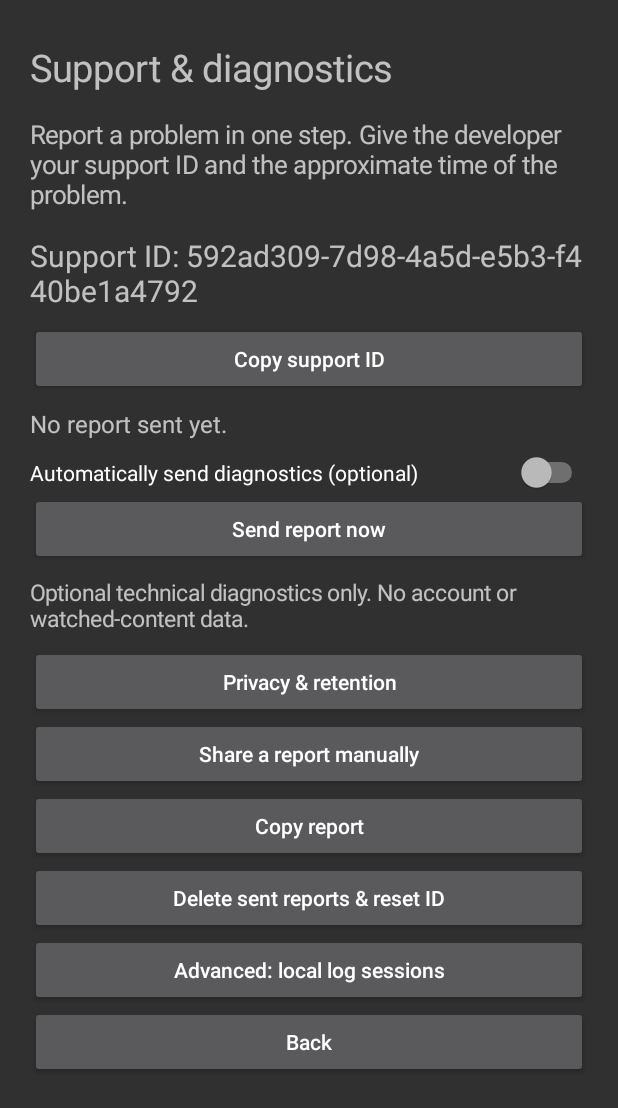
After one commit to moustafamagdi/MagdiTube, an Android app: the SupportActivity screen opened directly, with no data from a screen before it, on a phone screen of 412 x 824 dp. The commit adds this screen. Shown: the top 1108 px of the screen. Run offline under Robolectric (Android 15) with nearby library versions, the phone set to English and light mode, and no system bars.

Commit message:
Add consent-based support reporting and installation support IDs

```diff
--- a/tube/build.gradle
+++ b/tube/build.gradle
@@ -3,7 +3,7 @@ android {
  namespace 'com.magdi.tube'
  compileSdk 36
  buildToolsVersion '36.0.0'
- defaultConfig { applicationId 'com.magdi.tube'; minSdk 30; targetSdk 36; versionCode 36; versionName '0.1.35-keyboard-letters' }
+ defaultConfig { applicationId 'com.magdi.tube'; minSdk 30; targetSdk 36; versionCode 37; versionName '0.1.36-support' }
  signingConfigs { personal { storeFile rootProject.file(System.getenv('MAGDI_KEYSTORE') ?: 'signing/magdi-release.p12'); storePassword System.getenv('MAGDI_STORE_PASSWORD'); keyAlias 'magdi-mirror'; keyPassword System.getenv('MAGDI_STORE_PASSWORD') } }
  buildTypes { release { signingConfig signingConfigs.personal } }
  testOptions { unitTests.includeAndroidResources = true }
--- a/tube/src/main/AndroidManifest.xml
+++ b/tube/src/main/AndroidManifest.xml
@@ -1,5 +1,6 @@
 <manifest xmlns:android="http://schemas.android.com/apk/res/android" xmlns:tools="http://schemas.android.com/tools">
 <uses-permission android:name="android.permission.INTERNET"/>
+<uses-permission android:name="android.permission.ACCESS_NETWORK_STATE"/>
 <uses-permission android:name="android.permission.REQUEST_INSTALL_PACKAGES"/>
 <uses-permission android:name="android.permission.POST_NOTIFICATIONS"/>
 <uses-permission android:name="android.permission.FOREGROUND_SERVICE"/>
@@ -11,6 +12,8 @@
 <application tools:ignore="MissingIntentFilterForMediaSearch" android:name=".Diagnostics" android:label="@string/app_name" android:icon="@drawable/ic_tube" android:theme="@android:style/Theme.Material.NoActionBar" android:allowBackup="false" android:usesCleartextTraffic="false" android:hardwareAccelerated="true" android:enableOnBackInvokedCallback="false">
 <activity android:name=".MainActivity" android:exported="true"><intent-filter><action android:name="android.intent.action.MAIN"/><category android:name="android.intent.category.LAUNCHER"/></intent-filter></activity>
 <activity android:name=".InstallSetupActivity" android:exported="false"/>
+<activity android:name=".SupportActivity" android:exported="false"/>
+<service android:name=".SupportUploadJob" android:permission="android.permission.BIND_JOB_SERVICE" android:exported="true"/>
 <activity android:name=".DiagnosticsActivity" android:exported="false"/>
 <receiver android:name=".InstallResultReceiver" android:exported="false"><intent-filter><action android:name="android.intent.action.MY_PACKAGE_REPLACED"/></intent-filter></receiver>
 <service android:name=".PlaybackService" android:exported="false" android:foregroundServiceType="mediaPlayback"/>
--- a/tube/src/main/java/com/magdi/tube/Diagnostics.java
+++ b/tube/src/main/java/com/magdi/tube/Diagnostics.java
@@ -14,9 +14,9 @@ public final class Diagnostics extends Application {
  private static final Semaphore slots=new Semaphore(128);
  private static final java.util.concurrent.atomic.AtomicInteger omitted=new java.util.concurrent.atomic.AtomicInteger();
  private static final SimpleDateFormat timestamp=new SimpleDateFormat("yyyy-MM-dd HH:mm:ss.SSS",Locale.US);
- public void onCreate(){super.onCreate();app=this;io.execute(()->{try{store=new DiagnosticStore(getFilesDir());store.migrateLegacy(getFilesDir(),System.currentTimeMillis());store.start("App",System.currentTimeMillis());}catch(IOException e){android.util.Log.e("MagdiTube","Cannot initialize diagnostic sessions");}});event("Process started; version="+version(getPackageName()));InstallSetup.observe(this,"process start");}
+ public void onCreate(){super.onCreate();app=this;SupportReporter.init(this);io.execute(()->{try{store=new DiagnosticStore(getFilesDir());store.migrateLegacy(getFilesDir(),System.currentTimeMillis());store.start("App",System.currentTimeMillis());}catch(IOException e){android.util.Log.e("MagdiTube","Cannot initialize diagnostic sessions");}});event("Process started; version="+version(getPackageName()));InstallSetup.observe(this,"process start");}
  static void event(String message){
-  final long when=System.currentTimeMillis();if(!slots.tryAcquire()){omitted.incrementAndGet();return;}
+  final long when=System.currentTimeMillis();SupportReporter.record(message,when);if(!slots.tryAcquire()){omitted.incrementAndGet();return;}
   io.execute(()->{try{android.util.Log.i("MagdiTube",message);int skipped=omitted.getAndSet(0);String line=timestamp.format(new Date(when))+" "+message+"\n";
    if(skipped>0)line+=timestamp.format(new Date(when))+" Diagnostics throttled; omitted="+skipped+"\n";
    if(store!=null)store.append(line,when);
@@ -24,7 +24,7 @@ public final class Diagnostics extends Application {
  }
  static void startSession(String kind){io.execute(()->{try{if(store!=null){store.append("=== Session ended: new recording session ===\n",System.currentTimeMillis());store.start(kind,System.currentTimeMillis());store.append("Version: "+version(app.getPackageName())+"\n",System.currentTimeMillis());}}catch(IOException ignored){}});}
  static String version(String pkg){try{return app.getPackageManager().getPackageInfo(pkg,0).versionName;}catch(Exception e){return "unavailable";}}
- static void open(android.app.Activity activity){activity.startActivity(new Intent(activity,DiagnosticsActivity.class));}
+ static void open(android.app.Activity activity){activity.startActivity(new Intent(activity,SupportActivity.class));}
  static void list(android.app.Activity activity,java.util.function.Consumer<List<File>> done){io.execute(()->{if(store!=null)store.prune(System.currentTimeMillis());List<File> files=store==null?Collections.emptyList():store.list();activity.runOnUiThread(()->{if(!activity.isFinishing()&&!activity.isDestroyed())done.accept(files);});});}
  private static String header(String part){return "MM Tube "+version(app.getPackageName())+"\nSelected log part: "+part+"\nDevice: "+Build.MANUFACTURER+" "+Build.MODEL+"\nAndroid: "+Build.VERSION.RELEASE+" API "+Build.VERSION.SDK_INT+"\nSecurity patch: "+Build.VERSION.SECURITY_PATCH+"\nAndroid Auto: "+version("com.google.android.projection.gearhead")+"\nWebView: "+(android.webkit.WebView.getCurrentWebViewPackage()==null?"unknown":android.webkit.WebView.getCurrentWebViewPackage().versionName)+"\nLanguage: "+Locale.getDefault().toLanguageTag()+"\n"+InstallSetup.report(app)+"App-only diagnostic events; not Android Auto/system logcat. Video samples are page observations, not proof of audible sound. Performance counters describe the WebView video, not car display latency or audio/video offset; appJavaHeapMiB excludes WebView renderer, native and GPU memory. Blocked navigation logs include scheme and hostname only. No full URLs, titles, cookies or credentials recorded.\nRetention: last 40 parts, up to 7 days; 128 KiB per part. A long session continues in numbered parts. Header describes the device at export time.\n\n";}
  static void output(android.app.Activity activity,String name,boolean copy){
--- a/tube/src/main/java/com/magdi/tube/InstallSetupActivity.java
+++ b/tube/src/main/java/com/magdi/tube/InstallSetupActivity.java
@@ -19,7 +19,7 @@ public final class InstallSetupActivity extends Activity {
   status=new TextView(this);status.setTextSize(16);panel.addView(status);
   install=action(panel,ar?"إعادة تثبيت للإعداد":"Reinstall for setup",()->new android.app.AlertDialog.Builder(this).setMessage(ar?"سيُعاد تثبيت نفس النسخة بتوقيعها الحالي مع الاحتفاظ بالبيانات. وافق على نافذة أندرويد، ثم افتح التطبيق مجددًا لفحص النتيجة. قد تختلف النتيجة حسب الهاتف.":"Reinstall this same signed version, keeping app data. Confirm Android's installer, then reopen the app to check the result. Results depend on the phone.").setNegativeButton(ar?"إلغاء":"Cancel",null).setPositiveButton(ar?"متابعة":"Continue",(d,w)->prepare()).show());
   action(panel,ar?"فحص النتيجة":"Check result",()->{InstallSetup.observe(this,"manual check");refresh();});
-  action(panel,ar?"جلسات اللوج":"Log sessions",()->Diagnostics.open(this));
+  action(panel,ar?"الدعم والتشخيص":"Support & diagnostics",()->Diagnostics.open(this));
   action(panel,ar?"رجوع":"Back",this::finish);
  }
  private Button action(LinearLayout panel,String label,Runnable run){Button b=new Button(this);b.setText(label);b.setTextSize(18);b.setAllCaps(false);panel.addView(b,new LinearLayout.LayoutParams(-1,(int)(60*getResources().getDisplayMetrics().density)));b.setOnClickListener(v->run.run());return b;}
--- /dev/null
+++ b/tube/src/main/java/com/magdi/tube/SupportActivity.java
@@ -0,0 +1,24 @@
+package com.magdi.tube;
+import android.app.*;import android.os.Bundle;import android.content.*;import android.widget.*;import org.json.*;
+/** Phone-only support entry. Advanced local sessions remain available during rollout. */
+public final class SupportActivity extends Activity {
+ boolean ar,busy;LinearLayout body;TextView status,id;Switch automatic;String supportId="";
+ String t(String en,String arabic){return ar?arabic:en;}
+ public void onCreate(Bundle b){super.onCreate(b);ar=getIntent().hasExtra("language")?"ar".equals(getIntent().getStringExtra("language")):getResources().getConfiguration().getLocales().get(0).getLanguage().equals("ar");ScrollView scroll=new ScrollView(this);body=new LinearLayout(this);body.setOrientation(LinearLayout.VERTICAL);body.setLayoutDirection(ar?android.view.View.LAYOUT_DIRECTION_RTL:android.view.View.LAYOUT_DIRECTION_LTR);int pad=(int)(20*getResources().getDisplayMetrics().density);body.setPadding(pad,pad,pad,pad);scroll.addView(body);setContentView(scroll);
+  text(t("Support & diagnostics","الدعم والتشخيص"),25);text(t("Report a problem in one step. Give the developer your support ID and the approximate time of the problem.","بلّغ عن المشكلة بخطوة واحدة. ابعت للمطور رقم الدعم ووقت المشكلة التقريبي."),17);
+  id=text("…",20);id.setTextIsSelectable(true);button(t("Copy support ID","نسخ رقم الدعم"),()->{if(supportId.isEmpty())return;((ClipboardManager)getSystemService(CLIPBOARD_SERVICE)).setPrimaryClip(ClipData.newPlainText("MM support ID",supportId));Toast.makeText(this,t("Copied","تم النسخ"),android.widget.Toast.LENGTH_SHORT).show();});
+  status=text("",16);automatic=new Switch(this);automatic.setText(t("Automatically send diagnostics (optional)","إرسال التشخيص تلقائيًا (اختياري)"));body.addView(automatic);automatic.setOnClickListener(v->{boolean on=automatic.isChecked();automatic.setChecked(!on);if(on)consent(()->SupportReporter.changeConsent(true,s->refresh()));else SupportReporter.changeConsent(false,s->refresh());});
+  button(t("Send report now","إرسال تقرير الآن"),()->{if(busy)return;consent(()->{busy=true;status.setText(t("Sending…","جارٍ الإرسال…"));SupportReporter.send(s->{busy=false;refresh();Toast.makeText(this,message(s),android.widget.Toast.LENGTH_LONG).show();});});});
+  String privacy=t("Only technical events, timing/counters, device model and app/system versions are sent to the developer's Supabase database in Frankfurt. No watched titles, searches, URLs, account details, passwords, cookies, location or phone identifiers. Supabase receives your IP to handle the connection; we do not store it in diagnostic reports. This is a random ID for this app installation, different in Tube and IPTV; reinstalling or deleting reports resets it.","يُرسل فقط أحداث تقنية وأوقات وأرقام أداء وموديل الجهاز وإصدارات التطبيق والنظام إلى قاعدة بيانات المطور على Supabase في فرانكفورت. لا تُرسل عناوين المشاهدة أو البحث أو الروابط أو بيانات الحساب أو كلمات السر أو الكوكيز أو الموقع أو معرفات الهاتف. Supabase يستقبل عنوان IP لتوصيل الطلب؛ لا نخزنه في التقارير. الرقم عشوائي لهذا التثبيت ويختلف بين Tube وIPTV، ويتغير عند إعادة التثبيت أو حذف التقارير.");
+  privacy+="\n\n"+t("Automatic sending is off by default. When enabled, small batches are attempted about every 2 hours, subject to Android battery/network limits. Reports are kept for up to 30 days, possibly less when storage limits are reached. Disabling stops future uploads; use Delete to remove reports already sent. Local safe history: last 24 hours / 256 events. Sending now includes the latest 128 events; it does not enable automatic sending.","الإرسال التلقائي مغلق افتراضيًا. عند تفعيله تُرسل دفعات صغيرة كل ساعتين تقريبًا حسب قيود البطارية والشبكة. تُحفظ التقارير حتى ٣٠ يومًا وقد تُحذف أبكر عند بلوغ حدود التخزين. الإيقاف يمنع الإرسال القادم؛ استخدم الحذف لإزالة التقارير المرسلة. السجل الآمن المحلي: آخر ٢٤ ساعة / ٢٥٦ حدثًا. إرسال الآن يشمل آخر ١٢٨ حدثًا ولا يفعّل الإرسال التلقائي.");
+  final String policy=privacy; text(t("Optional technical diagnostics only. No account or watched-content data.","تشخيص تقني اختياري فقط. بدون بيانات الحساب أو المحتوى المشاهَد."),15);button(t("Privacy & retention","الخصوصية ومدة الاحتفاظ"),()->new AlertDialog.Builder(this).setTitle(t("Privacy","الخصوصية")).setMessage(policy).setPositiveButton(t("Close","إغلاق"),null).show());
+  button(t("Share a report manually","مشاركة تقرير يدويًا"),()->SupportReporter.share(this,false));button(t("Copy report","نسخ التقرير"),()->SupportReporter.share(this,true));
+  button(t("Delete sent reports & reset ID","حذف التقارير المرسلة وتغيير رقم الدعم"),()->new AlertDialog.Builder(this).setMessage(t("Stops automatic sending, deletes reports for this installation and changes its ID after the server confirms deletion. An internet connection is required. Exports saved outside the app are unaffected.","يوقف الإرسال ويحذف تقارير هذا التثبيت ويغير الرقم بعد تأكيد الخادم. يلزم اتصال بالإنترنت. الملفات المصدرة خارج التطبيق لا تتأثر.")).setPositiveButton(t("Delete","حذف"),(d,w)->{busy=true;SupportReporter.erase(s->{busy=false;refresh();Toast.makeText(this,message(s),android.widget.Toast.LENGTH_LONG).show();});}).setNegativeButton(t("Cancel","إلغاء"),null).show());
+  button(t("Advanced: local log sessions","متقدم: جلسات اللوج المحلية"),()->startActivity(new Intent(this,DiagnosticsActivity.class).putExtra("language",ar?"ar":"en")));button(t("Back","رجوع"),this::finish);refresh();
+ }
+ private void consent(Runnable action){new AlertDialog.Builder(this).setTitle(t("Share technical diagnostics?","مشاركة التشخيص التقني؟")).setMessage(t("Send the technical data described on this screen to the developer's Supabase service? You can stop automatic sending and delete sent reports at any time.","إرسال البيانات التقنية الموضحة في هذه الشاشة إلى خدمة Supabase الخاصة بالمطور؟ يمكنك إيقاف الإرسال التلقائي وحذف التقارير المرسلة في أي وقت.")).setPositiveButton(t("Agree","موافق"),(d,w)->action.run()).setNegativeButton(t("Cancel","إلغاء"),null).show();}
+ private void refresh(){SupportReporter.info(j->{if(isFinishing()||isDestroyed())return;supportId=j.optString("support_id");id.setText(t("Support ID: ","رقم الدعم: ")+supportId);automatic.setChecked(j.optBoolean("enabled"));long sent=j.optLong("last_sent");status.setText(message(j.optString("status"))+(sent>0?"\n"+t("Last delivered: ","آخر وصول ناجح: ")+java.text.DateFormat.getDateTimeInstance().format(new java.util.Date(sent)):""));});}
+ private String message(String s){switch(s){case "sent":return t("Report delivered. Share your support ID with the developer.","وصل التقرير. ابعت رقم الدعم للمطور.");case "deleted":return t("Reports deleted; new support ID created.","اتحذفت التقارير واتعمل رقم دعم جديد.");case "limit":return t("Service limit reached. Try later or share manually.","وصلنا لحد الخدمة. جرّب لاحقًا أو شارك يدويًا.");case "failed":return t("Not delivered. Check internet; try again or share manually.","التقرير لم يصل. افحص الإنترنت وجرّب تاني أو شارك يدويًا.");default:return t("No report sent yet.","لم يتم إرسال تقرير بعد.");}}
+ private TextView text(String s,int size){TextView v=new TextView(this);v.setText(s);v.setTextSize(size);v.setPadding(0,12,0,12);body.addView(v);return v;}
+ private void button(String s,Runnable r){Button b=new Button(this);b.setText(s);b.setAllCaps(false);body.addView(b,new LinearLayout.LayoutParams(-1,-2));b.setOnClickListener(v->{if(!busy)r.run();});}
+}
--- /dev/null
+++ b/tube/src/main/java/com/magdi/tube/SupportUploadJob.java
@@ -0,0 +1,5 @@
+package com.magdi.tube;
+public final class SupportUploadJob extends android.app.job.JobService {
+ public boolean onStartJob(android.app.job.JobParameters p){SupportReporter.automatic(()->new android.os.Handler(android.os.Looper.getMainLooper()).post(()->jobFinished(p,false)));return true;}
+ public boolean onStopJob(android.app.job.JobParameters p){return false;}
+}
--- a/tube/src/main/java/com/magdi/tube/TubeView.java
+++ b/tube/src/main/java/com/magdi/tube/TubeView.java
@@ -181,7 +181,7 @@ public final class TubeView extends LinearLayout implements CarController.Player
  Button ads=button(AdAssist.enabled(c)?(ar?"منع الإعلانات: يعمل":"Ads block: ON"):(ar?"منع الإعلانات: متوقف":"Ads block: OFF"),ar?"منع الإعلانات التجريبي":"Experimental ad blocking");
  Button audio=button(ar?"صوت الخلفية":"Background audio",ar?"تشغيل أو إيقاف صوت الخلفية":"Toggle background audio");
  audio.setOnClickListener(v->{background=!background;c.getSharedPreferences("tube",0).edit().putBoolean("backgroundAudio",background).apply();if(!background)PlaybackService.release(this);Toast.makeText(c,background?(ar?"صوت الخلفية يعمل":"Background audio ON"):(ar?"صوت الخلفية متوقف":"Background audio OFF"),Toast.LENGTH_SHORT).show();});
- Button logs=button(ar?"جلسات اللوج":"Log sessions",ar?"نسخ أو تصدير جلسة اللوج":"Copy or export a log session");
+ Button logs=button(ar?"الدعم والتشخيص":"Support & diagnostics",ar?"إرسال تقرير دعم":"Send a support report");
  Button setup=button(ar?"إعداد Android Auto":"Android Auto setup",ar?"فحص وإعداد مصدر التثبيت":"Check and configure installation source");
  setup.setOnClickListener(v->c.startActivity(new android.content.Intent(c,InstallSetupActivity.class)));
  more.setOnClickListener(v->{PopupMenu menu=new PopupMenu(c,more);Button[] options={subscriptions,account,reload,ads,audio,setup,logs};for(int i=0;i<options.length;i++)menu.getMenu().add(0,i,i,options[i].getText());menu.getMenu().add(0,7,7,ar?"إعادة تهيئة الشاشة":"Reset browsing screen");menu.setOnMenuItemClickListener(item->{if(item.getItemId()==7)reload.performLongClick();else options[item.getItemId()].performClick();return true;});menu.show();});
```
Also changed, not shown: tube/src/main/java/com/magdi/tube/SupportPolicy.java (added, +25 -0 lines), tube/src/main/java/com/magdi/tube/SupportReporter.java (added, +62 -0 lines), 6 other files.
